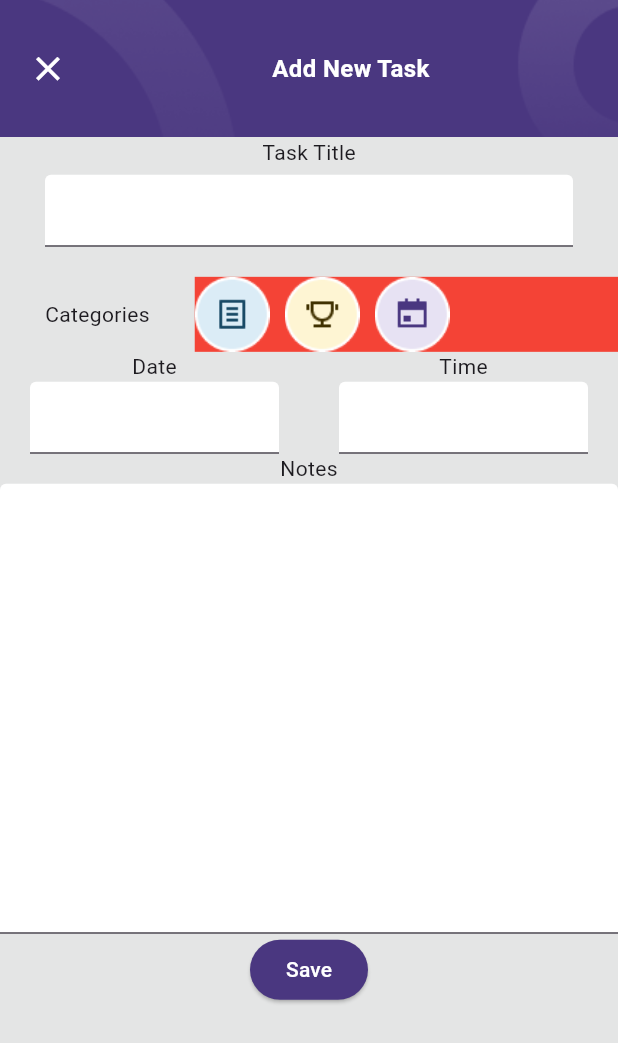
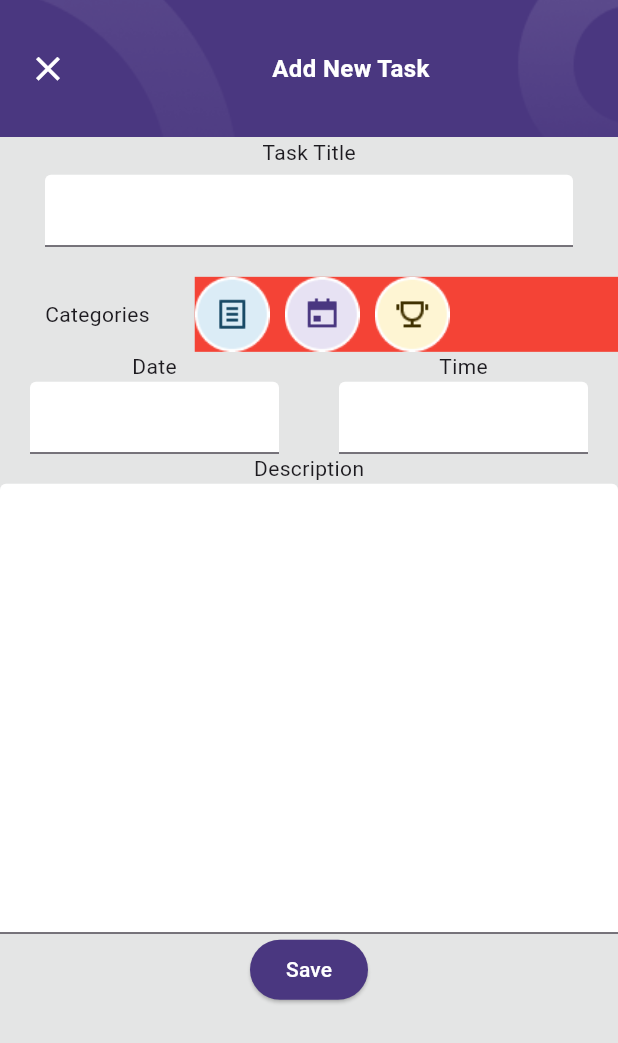
Before and after one commit to npcBerk/todo_app, a Flutter app: the screen it shows after launch, after a tap on "Add New Task", on a phone screen of 412 x 824 dp. Shown: the top 1043 px of the screen. Run offline on Flutter 3.47's test engine with Material 3 defaults, Android fonts, the phone set to English and light mode, and no system bars; our stand-ins replace hexcolor.

Commit message:
Implemented TaskType

```diff
--- a/lib/screens/add_new_task.dart
+++ b/lib/screens/add_new_task.dart
@@ -1,12 +1,24 @@
 import 'package:flutter/material.dart';
 import 'package:hexcolor/hexcolor.dart';
 import 'package:todo_app/constants/color.dart';
+import 'package:todo_app/constants/task_type.dart';
 import 'package:todo_app/widgets/category_selection_widget.dart';
 
-List<String> categories = ["study", "sport", "activity"];
 
-class AddNewTaskScreen extends StatelessWidget {
+class AddNewTaskScreen extends StatefulWidget {
   const AddNewTaskScreen({super.key});
+
+  @override
+  State<AddNewTaskScreen> createState() => _AddNewTaskScreenState();
+}
+
+class _AddNewTaskScreenState extends State<AddNewTaskScreen> {
+  TextEditingController titleController = TextEditingController();
+  TextEditingController dateController = TextEditingController();
+  TextEditingController timeController = TextEditingController();
+  TextEditingController descriptionController = TextEditingController();
+
+  TaskType taskType = TaskType.notes;
 
   @override
   Widget build(BuildContext context) {
@@ -59,6 +71,7 @@ class AddNewTaskScreen extends StatelessWidget {
               Padding(
                 padding: const EdgeInsets.fromLTRB(30, 5, 30, 20),
                 child: TextField(
+                  controller: titleController,
                   decoration: InputDecoration(
                     filled: true,
                     fillColor: Colors.white,
@@ -73,15 +86,22 @@ class AddNewTaskScreen extends StatelessWidget {
                   ),
                   Expanded(
                     child: Container(
-                      color: Colors.red,
+                      color: Colors.red, //Test amaçlıdır
                       height: 50,
                       child: ListView.builder(
                         scrollDirection: Axis.horizontal,
-                        itemCount: categories.length,
+                        itemCount: TaskType.values.length,
                         itemBuilder: (context, index) {
                           return Container(
                             padding: EdgeInsets.only(right: 10),
-                            child: CategorySelection(title: categories[index]),
+                            child: CategorySelection(
+                              type: TaskType.values[index],
+                              onSelected: () {
+                                setState(() {
+                                  taskType = TaskType.values[index];
+                                });
+                              },
+                            ),
                           );
                         },
                       ),
@@ -98,6 +118,7 @@ class AddNewTaskScreen extends StatelessWidget {
                         Padding(
                           padding: const EdgeInsets.symmetric(horizontal: 20.0),
                           child: TextField(
+                            controller: dateController,
                             decoration: InputDecoration(
                               filled: true,
                               fillColor: Colors.white,
@@ -114,6 +135,7 @@ class AddNewTaskScreen extends StatelessWidget {
                         Padding(
                           padding: const EdgeInsets.symmetric(horizontal: 20.0),
                           child: TextField(
+                            controller: timeController,
                             decoration: InputDecoration(
                               filled: true,
                               fillColor: Colors.white,
@@ -125,10 +147,11 @@ class AddNewTaskScreen extends StatelessWidget {
                   ),
                 ],
               ),
-              Text("Notes"),
+              Text("Description"),
               SizedBox(
                 height: 300,
                 child: TextField(
+                  controller: descriptionController,
                   expands: true,
                   maxLines: null,
                   decoration: InputDecoration(
--- a/lib/widgets/category_selection_widget.dart
+++ b/lib/widgets/category_selection_widget.dart
@@ -1,14 +1,17 @@
 import 'package:flutter/material.dart';
+import 'package:todo_app/constants/task_type.dart';
 
 class CategorySelection extends StatefulWidget {
-  const CategorySelection({super.key, required this.title});
-  final String title;
+  const CategorySelection({super.key, required this.type, required this.onSelected});
+  final TaskType type;
+  final VoidCallback onSelected;
 
   @override
   State<CategorySelection> createState() => _CategorySelectionState();
 }
 
 class _CategorySelectionState extends State<CategorySelection> {
+  TaskType taskType = TaskType.notes;
   @override
   Widget build(BuildContext context) {
     return GestureDetector(
@@ -16,9 +19,12 @@ class _CategorySelectionState extends State<CategorySelection> {
         ScaffoldMessenger.of(context).showSnackBar(
           SnackBar(
             duration: Duration(milliseconds: 300),
-                        content: Text("Category Selected"))
+            content: Text("Category Selected"),
+          ),
         );
+        widget.onSelected();
       },
-                  child: Image.asset("lib/assets/images/category_${widget.title}.png"),);
+      child: Image.asset("lib/assets/images/category_${widget.type.name.toString()}.png"),
+    );
   }
 }
--- a/lib/widgets/todo.dart
+++ b/lib/widgets/todo.dart
@@ -23,10 +23,10 @@ class _TodoItemState extends State<TodoItem> {
           mainAxisAlignment: MainAxisAlignment.spaceAround,
           children: [
             widget.task.type == TaskType.notes
-                ? Image.asset("lib/assets/images/category_study.png")
+                ? Image.asset("lib/assets/images/category_notes.png")
                 : widget.task.type == TaskType.calendar
-                ? Image.asset("lib/assets/images/category_activity.png")
-                : Image.asset("lib/assets/images/category_sport.png"),
+                ? Image.asset("lib/assets/images/category_calendar.png")
+                : Image.asset("lib/assets/images/category_contest.png"),
             //const Icon(Icons.library_books_outlined, size: 50),
             Expanded(
               child: Column(
```
Also changed, not shown: lib/assets/images/category_calendar.png (renamed from lib/assets/images/category_activity.png), lib/assets/images/category_contest.png (renamed from lib/assets/images/category_sport.png), lib/assets/images/category_notes.png (renamed from lib/assets/images/category_study.png). Lines whose indentation alone changed are shown as unchanged.
